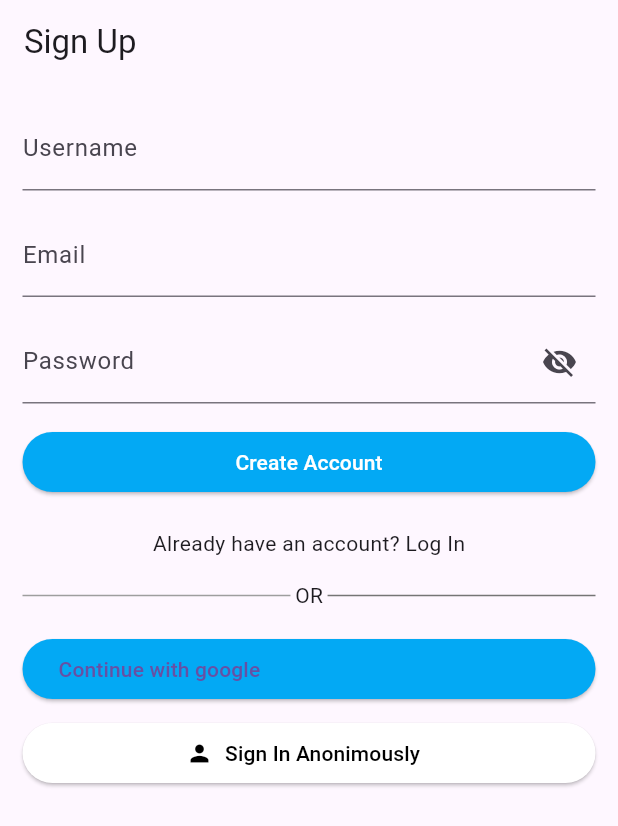
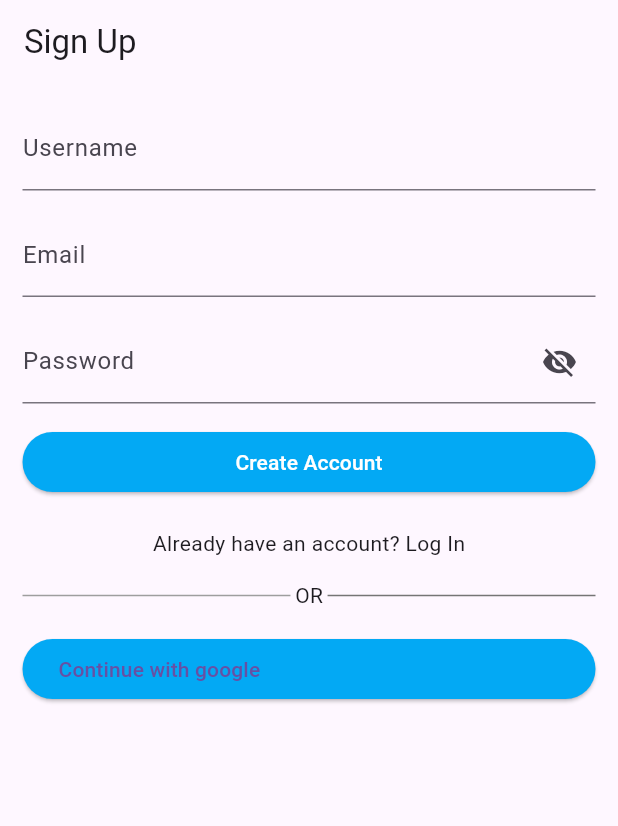
Before and after one commit to Rani1281/ProCal, a Flutter app: the screen it shows after launch, on a phone screen of 412 x 824 dp. Shown: the top 826 px of the screen. Run offline on Flutter 3.47's test engine with Material 3 defaults, Android fonts, the light colour scheme and no system bars; our stand-ins replace cloud_firestore, firebase_auth, firebase_core, fluttertoast; accounts and stored records are empty.

Commit message:
what is says before

```diff
--- a/lib/pages/main_auth.dart
+++ b/lib/pages/main_auth.dart
@@ -190,14 +190,14 @@ class MainAuthPageState extends State<MainAuthPage> {
 
               // Anonimously button
 
-              isNotAnon()
-              ? MyButton(
-                text: 'Sign In Anonimously',
-                onPressed: () => _auth.signInAnon(),
-                bgColor: Colors.white,
-                icon: const Icon(Icons.person),
-              )
-              : const SizedBox(),
+              // isNotAnon()
+              // ? MyButton(
+              //   text: 'Sign In Anonimously',
+              //   onPressed: () => _auth.signInAnon(),
+              //   bgColor: Colors.white,
+              //   icon: const Icon(Icons.person),
+              // )
+              // : const SizedBox(),
             ],
           ),
         ),
```
Also changed, not shown: lib/pages/home_page.dart (+6 -6 lines), 3 other files.
